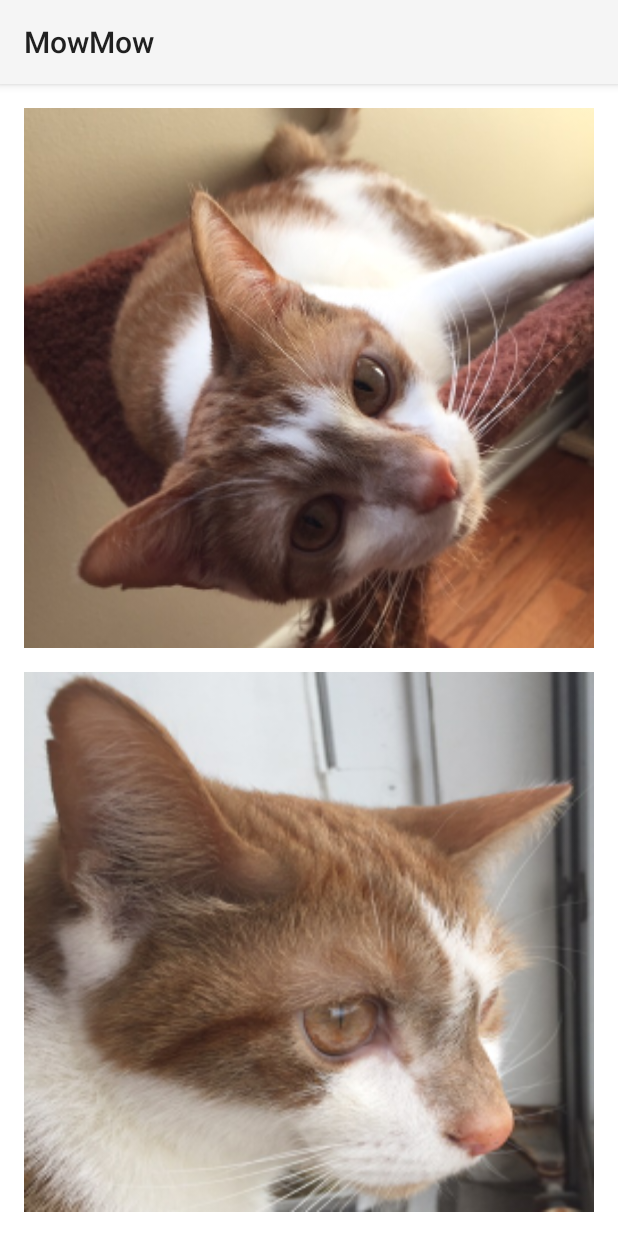
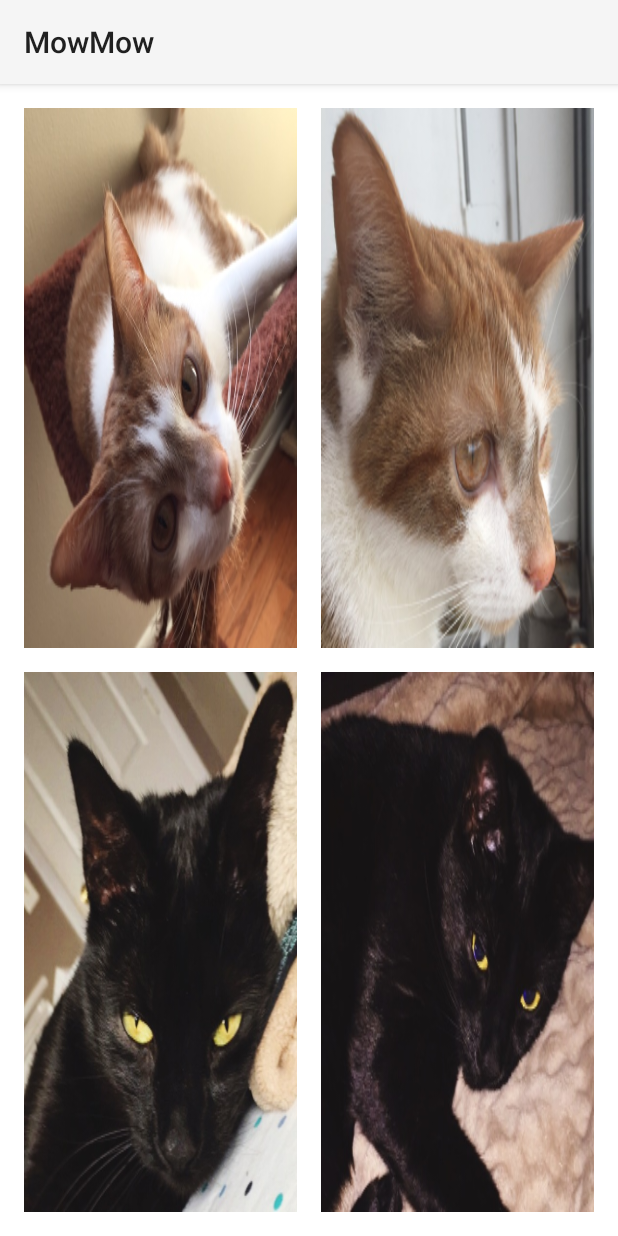
Before and after one commit to TimOMalley/MowMow, an Android app: the screen it shows after launch (MainActivity), on a phone screen of 412 x 824 dp. Run offline under Robolectric (Android 15) with nearby library versions, the phone set to English and light mode, and no system bars.

Commit message:
Added leah pics and sounds.

```diff
--- a/app/src/main/AndroidManifest.xml
+++ b/app/src/main/AndroidManifest.xml
@@ -1,8 +1,8 @@
 <?xml version="1.0" encoding="utf-8"?>
 <manifest xmlns:android="http://schemas.android.com/apk/res/android"
     package="com.twelvelouisiana.android.soundboard.mowmow"
-    android:versionCode="1"
-    android:versionName="1.0">
+    android:versionCode="2"
+    android:versionName="1.2">
 
     <uses-sdk
         android:minSdkVersion="17"
--- a/app/src/main/java/com/twelvelouisiana/android/soundboard/mowmow/MainActivity.java
+++ b/app/src/main/java/com/twelvelouisiana/android/soundboard/mowmow/MainActivity.java
@@ -61,12 +61,18 @@ public class MainActivity extends AppCompatActivity implements TaskStatusCallbac
         // Add sounds to the map for easy lookup
         addSound(R.id.finn1, R.raw.finn1);
         addSound(R.id.finn2, R.raw.finn2);
+        addSound(R.id.leah1, R.raw.leah1);
+        addSound(R.id.leah2, R.raw.leah2);
 
         // Register the context menu for long clicks.
         ImageButton finn1Button = (ImageButton) findViewById(R.id.finn1);
         registerForContextMenu(finn1Button);
         ImageButton finn2Button = (ImageButton) findViewById(R.id.finn2);
         registerForContextMenu(finn2Button);
+        ImageButton leah1Button = (ImageButton) findViewById(R.id.leah1);
+        registerForContextMenu(leah1Button);
+        ImageButton leah2Button = (ImageButton) findViewById(R.id.leah2);
+        registerForContextMenu(leah2Button);
 
 	}
 
@@ -121,6 +127,14 @@ public class MainActivity extends AppCompatActivity implements TaskStatusCallbac
 		playSound(R.raw.finn2);
     }
 
+    public void onClick3(View view) {
+        playSound(R.raw.leah1);
+    }
+
+    public void onClick4(View view) {
+        playSound(R.raw.leah2);
+    }
+
     private void playSound(int resid) {
         if (_mediaPlayer != null)
         {
--- a/app/src/main/res/layout-land/activity_main.xml
+++ b/app/src/main/res/layout-land/activity_main.xml
@@ -10,9 +10,14 @@
     android:weightSum="1"
     android:background="#ffffff">
     <LinearLayout
+        android:orientation="vertical"
+        android:layout_width="match_parent"
+        android:layout_height="match_parent">
+        <LinearLayout
             android:orientation="horizontal"
             android:layout_width="match_parent"
-        android:layout_height="match_parent">
+            android:layout_height="match_parent"
+            android:layout_weight="0.50">
         <ImageButton
             android:layout_width="match_parent"
             android:layout_height="match_parent"
@@ -39,4 +44,40 @@
             android:onClick="onClick2"
             android:background="#00ffffff" />
         </LinearLayout>
+        <View
+            android:layout_width="match_parent"
+            android:layout_height="@dimen/activity_horizontal_margin"
+            android:background="#00ffffff" />
+        <LinearLayout
+            android:orientation="horizontal"
+            android:layout_width="match_parent"
+            android:layout_height="match_parent"
+            android:layout_weight="0.50">
+            <ImageButton
+                android:layout_width="match_parent"
+                android:layout_height="match_parent"
+                android:id="@+id/leah1"
+                android:layout_weight="0.50"
+                android:src="@drawable/leah1"
+                android:scaleType="fitXY"
+                android:adjustViewBounds="true"
+                android:onClick="onClick3"
+                android:background="#00ffffff" />
+            <View
+                android:layout_height="match_parent"
+                android:layout_width="@dimen/activity_horizontal_margin"
+                android:background="#00ffffff" />
+
+            <ImageButton
+                android:layout_width="match_parent"
+                android:layout_height="match_parent"
+                android:id="@+id/leah2"
+                android:layout_weight="0.50"
+                android:adjustViewBounds="true"
+                android:src="@drawable/leah2"
+                android:scaleType="fitXY"
+                android:onClick="onClick4"
+                android:background="#00ffffff" />
         </LinearLayout>
+    </LinearLayout>
+</LinearLayout>
--- a/app/src/main/res/layout/activity_main.xml
+++ b/app/src/main/res/layout/activity_main.xml
@@ -13,6 +13,11 @@
         android:orientation="vertical"
         android:layout_width="match_parent"
         android:layout_height="match_parent">
+        <LinearLayout
+            android:orientation="horizontal"
+            android:layout_width="match_parent"
+            android:layout_height="match_parent"
+            android:layout_weight="0.50">
         <ImageButton
             android:layout_width="match_parent"
             android:layout_height="match_parent"
@@ -24,8 +29,8 @@
             android:onClick="onClick1"
             android:background="#00ffffff" />
             <View
-            android:layout_width="match_parent"
-            android:layout_height="@dimen/activity_horizontal_margin"
+                android:layout_height="match_parent"
+                android:layout_width="@dimen/activity_vertical_margin"
                 android:background="#00ffffff" />
 
         <ImageButton
@@ -39,4 +44,40 @@
             android:onClick="onClick2"
             android:background="#00ffffff" />
         </LinearLayout>
+        <View
+            android:layout_width="match_parent"
+            android:layout_height="@dimen/activity_horizontal_margin"
+            android:background="#00ffffff" />
+        <LinearLayout
+            android:orientation="horizontal"
+            android:layout_width="match_parent"
+            android:layout_height="match_parent"
+            android:layout_weight="0.50">
+            <ImageButton
+                android:layout_width="match_parent"
+                android:layout_height="match_parent"
+                android:id="@+id/leah1"
+                android:layout_weight="0.50"
+                android:src="@drawable/leah1"
+                android:scaleType="fitXY"
+                android:adjustViewBounds="true"
+                android:onClick="onClick3"
+                android:background="#00ffffff" />
+            <View
+                android:layout_height="match_parent"
+                android:layout_width="@dimen/activity_vertical_margin"
+                android:background="#00ffffff" />
+
+            <ImageButton
+                android:layout_width="match_parent"
+                android:layout_height="match_parent"
+                android:id="@+id/leah2"
+                android:layout_weight="0.50"
+                android:adjustViewBounds="true"
+                android:src="@drawable/leah2"
+                android:scaleType="fitXY"
+                android:onClick="onClick4"
+                android:background="#00ffffff" />
         </LinearLayout>
+    </LinearLayout>
+</LinearLayout>
--- a/build.gradle
+++ b/build.gradle
@@ -4,7 +4,7 @@ buildscript {
         jcenter()
     }
     dependencies {
-        classpath 'com.android.tools.build:gradle:1.5.0'
+        classpath 'com.android.tools.build:gradle:2.1.2'
     }
 }
 
```
Also changed, not shown: app/src/main/res/drawable-xxhdpi/leah1.jpg (added), app/src/main/res/drawable-xxhdpi/leah2.jpg (added), 3 other files. Lines whose indentation alone changed are shown as unchanged.
